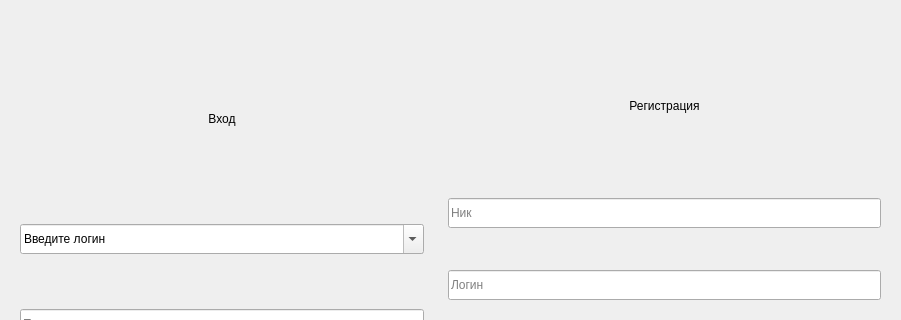
P1P0P/qt_pussygram, file pussygram/initialization.ui: the form before one commit; both pictures show x 0 to 901 and y 0 to 320 of the 901 by 562 pixel window.
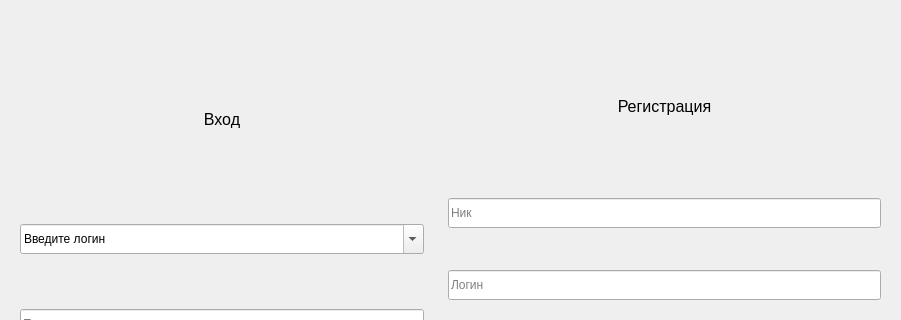
The form after the commit.

```diff
--- a/pussygram/initialization.ui
+++ b/pussygram/initialization.ui
@@ -10,6 +10,9 @@
     <height>562</height>
    </rect>
   </property>
+  <property name="styleSheet">
+   <string notr="true"/>
+  </property>
   <layout class="QHBoxLayout" name="horizontalLayout">
    <item>
     <widget class="QWidget" name="sign_in_widget" native="true">
@@ -58,6 +61,11 @@
           <height>100</height>
          </size>
         </property>
+        <property name="font">
+         <font>
+          <pointsize>12</pointsize>
+         </font>
+        </property>
         <property name="text">
          <string>Вход</string>
         </property>
@@ -204,6 +212,11 @@
           <height>100</height>
          </size>
         </property>
+        <property name="font">
+         <font>
+          <pointsize>12</pointsize>
+         </font>
+        </property>
         <property name="text">
          <string>Регистрация</string>
         </property>
```
